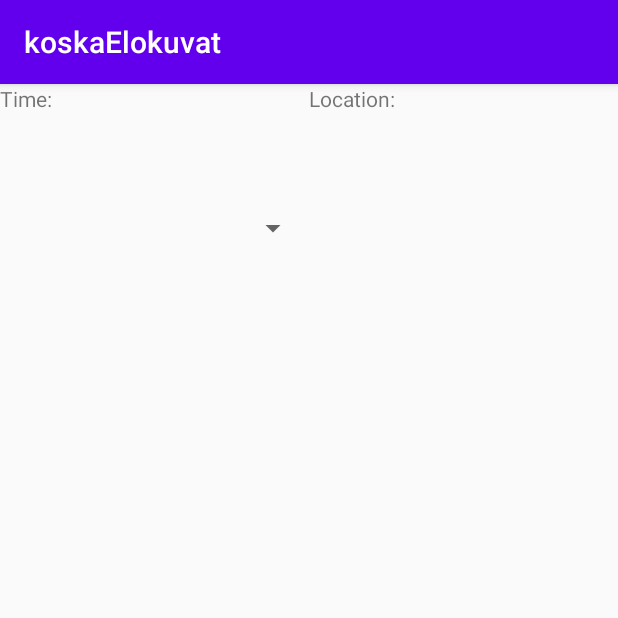
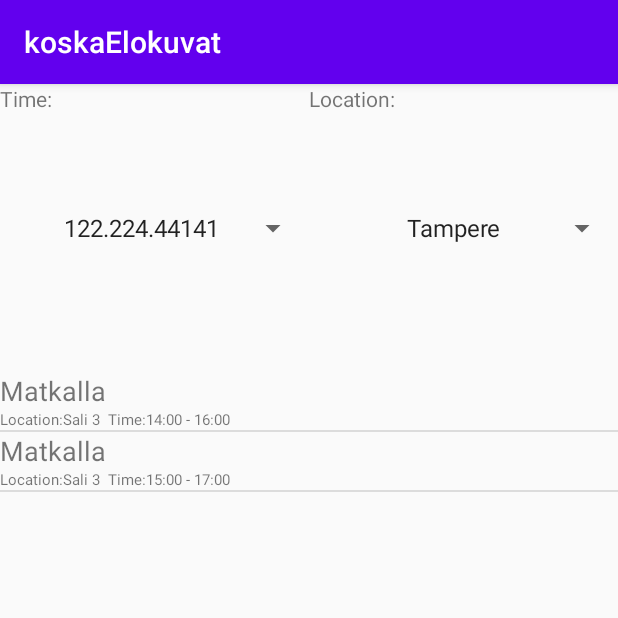
Before and after one commit to Jesse-Stenroth/koskaElokuvat, an Android app: the screen it shows after launch (MainActivity), on a phone screen of 412 x 824 dp, the top half of it. Run offline under Robolectric (Android 15) with nearby library versions, the phone set to English and light mode, and no system bars.

Commit message:
show layouts

```diff
--- a/app/src/main/AndroidManifest.xml
+++ b/app/src/main/AndroidManifest.xml
@@ -1,6 +1,8 @@
 <?xml version="1.0" encoding="utf-8"?>
 <manifest xmlns:android="http://schemas.android.com/apk/res/android"
     package="fi.jessestenroth.koskaelokuvat">
+
+    <uses-permission android:name="android.permission.INTERNET"/>
 
     <application
         android:allowBackup="true"
--- /dev/null
+++ b/app/src/main/java/fi/jessestenroth/koskaelokuvat/ShowTimeAdapter.java
@@ -0,0 +1,44 @@
+package fi.jessestenroth.koskaelokuvat;
+
+import android.content.Context;
+import android.view.LayoutInflater;
+import android.view.View;
+import android.view.ViewGroup;
+import android.widget.ArrayAdapter;
+import android.widget.ImageView;
+import android.widget.TextView;
+import java.util.ArrayList;
+import androidx.annotation.NonNull;
+import androidx.annotation.Nullable;
+
+public class ShowTimeAdapter extends ArrayAdapter<ShowTime> {
+
+    private Context mContext;
+    private ArrayList<ShowTime> l;
+
+    public ShowTimeAdapter(@NonNull Context context, ArrayList<ShowTime> list) {
+        super(context, 0 , list);
+        mContext = context;
+        l = list;
+    }
+    @NonNull
+    @Override
+    public View getView(int position, @Nullable View convertView, @NonNull ViewGroup parent) {
+        View listItem = convertView;
+        if(listItem == null) {
+            listItem = LayoutInflater.from(mContext).inflate(R.layout.list_item, parent, false);
+        }
+        ImageView image = (ImageView) listItem.findViewById(R.id.imageElement);
+        TextView title = (TextView) listItem.findViewById(R.id.title_item);
+        TextView location = (TextView) listItem.findViewById(R.id.location_item);
+        TextView aika = (TextView) listItem.findViewById(R.id.aika);
+        ImageView rating = (ImageView) listItem.findViewById(R.id.ratingImageItem);
+
+
+        title.setText(l.get(position).getTitle());
+        location.setText(l.get(position).getTheatreAndAuditorium());
+        aika.setText(l.get(position).getStart() +" - " + l.get(position).getEnd());
+
+        return listItem;
+    }
+}
--- a/app/src/main/java/fi/jessestenroth/koskaelokuvat/fragments/ListFragment.java
+++ b/app/src/main/java/fi/jessestenroth/koskaelokuvat/fragments/ListFragment.java
@@ -4,13 +4,27 @@ import android.os.Bundle;
 import android.view.LayoutInflater;
 import android.view.View;
 import android.view.ViewGroup;
+import android.widget.ListView;
+
+import java.util.ArrayList;
+import java.util.List;
 
 import androidx.fragment.app.Fragment;
 import fi.jessestenroth.koskaelokuvat.R;
+import fi.jessestenroth.koskaelokuvat.ShowTime;
+import fi.jessestenroth.koskaelokuvat.ShowTimeAdapter;
 
 public class ListFragment extends Fragment {
+    private ArrayList<ShowTime> l = new ArrayList<>();
     public View onCreateView(LayoutInflater inflater, ViewGroup container, Bundle savedInstanceBundle){
         View view = inflater.inflate(R.layout.list_fragment, container,false);
+        ListView lista = (ListView) view.findViewById(R.id.fullList);
+        List<String> kielet = new ArrayList<>();
+        kielet.add("Suomi");
+        kielet.add("Ruotsi");
+        l.add(new ShowTime(123, "fsf","14:00","16:00",13212, "Matkalla", "1233", "Sali 3", "Suomi", kielet, "fff"));
+        l.add(new ShowTime(122, "ff","15:00","17:00",13212, "Matkalla", "1233", "Sali 3", "Suomi", kielet, "fff"));
+        lista.setAdapter(new ShowTimeAdapter(getActivity(), l));
         return view;
     }
 }
--- a/app/src/main/java/fi/jessestenroth/koskaelokuvat/fragments/searchFragment.java
+++ b/app/src/main/java/fi/jessestenroth/koskaelokuvat/fragments/searchFragment.java
@@ -4,6 +4,10 @@ import android.os.Bundle;
 import android.view.LayoutInflater;
 import android.view.View;
 import android.view.ViewGroup;
+import android.widget.ArrayAdapter;
+import android.widget.Spinner;
+
+import java.util.ArrayList;
 
 import androidx.fragment.app.Fragment;
 import fi.jessestenroth.koskaelokuvat.R;
@@ -11,6 +15,22 @@ import fi.jessestenroth.koskaelokuvat.R;
 public class searchFragment extends Fragment {
     public View onCreateView(LayoutInflater inflater, ViewGroup container, Bundle savedInstanceBundle){
         View view = inflater.inflate(R.layout.search_fragment, container,false);
+        Spinner aikaa = (Spinner) view.findViewById(R.id.aikaSpinner);
+        Spinner paikkaa = (Spinner) view.findViewById(R.id.paikkaSpinner);
+        ArrayList<String> ajat = new ArrayList<>();
+        ArrayList<String> paikat = new ArrayList<>();
+        ajat.add("122.224.44141");
+        ajat.add("2.5.1234");
+        ajat.add("56.23.1345");
+        paikat.add("Tampere");
+        paikat.add("Helsinki");
+        paikat.add("Espoo");
+        ArrayAdapter<String> arrayAdapter = new ArrayAdapter<String>(getActivity(), android.R.layout.simple_spinner_item, ajat);
+        arrayAdapter.setDropDownViewResource(android.R.layout.simple_spinner_dropdown_item);
+        aikaa.setAdapter(arrayAdapter);
+        ArrayAdapter<String> arrayAdapter2 = new ArrayAdapter<String>(getActivity(), android.R.layout.simple_spinner_item, paikat);
+        arrayAdapter2.setDropDownViewResource(android.R.layout.simple_spinner_dropdown_item);
+        paikkaa.setAdapter(arrayAdapter2);
         return view;
     }
 }
--- a/app/src/main/res/layout/list_item.xml
+++ b/app/src/main/res/layout/list_item.xml
@@ -1,15 +1,17 @@
 <?xml version="1.0" encoding="utf-8"?>
 <LinearLayout xmlns:android="http://schemas.android.com/apk/res/android"
     android:layout_width="match_parent"
-    android:layout_height="match_parent"
+    android:layout_height="wrap_content"
     android:orientation="horizontal">
+
     <ImageView
+        android:id="@+id/imageElement"
+        android:layout_width="wrap_content"
+        android:layout_height="wrap_content" />
+
+    <LinearLayout
         android:layout_width="wrap_content"
         android:layout_height="wrap_content"
-        android:id="@+id/image"/>
-    <LinearLayout
-        android:layout_width="wrap_content"
-        android:layout_height="match_parent"
         android:orientation="vertical">
 
         <TextView
@@ -17,35 +19,41 @@
             android:layout_width="wrap_content"
             android:layout_height="wrap_content"
             android:textSize="18sp" />
+
         <LinearLayout
             android:layout_width="wrap_content"
             android:layout_height="wrap_content"
             android:orientation="horizontal">
+
             <TextView
                 android:layout_width="wrap_content"
                 android:layout_height="wrap_content"
                 android:text="@string/location"
-                android:textSize="10sp"/>
+                android:textSize="10sp" />
+
             <TextView
+                android:id="@+id/location_item"
                 android:layout_width="wrap_content"
                 android:layout_height="wrap_content"
-                android:id="@+id/location_item"
-                android:textSize="10sp"
-                android:layout_marginRight="5dp"/>
+                android:layout_marginRight="5dp"
+                android:textSize="10sp" />
+
             <TextView
                 android:layout_width="wrap_content"
                 android:layout_height="wrap_content"
                 android:text="@string/time"
-                android:textSize="10sp"/>
+                android:textSize="10sp" />
+
             <TextView
+                android:id="@+id/aika"
                 android:layout_width="wrap_content"
                 android:layout_height="wrap_content"
-                android:id="@+id/aika"
-                android:textSize="10sp"/>
+                android:textSize="10sp" />
         </LinearLayout>
     </LinearLayout>
+
     <ImageView
+        android:id="@+id/ratingImageItem"
         android:layout_width="wrap_content"
-        android:layout_height="wrap_content"
-        android:id="@+id/ratingImage"/>
+        android:layout_height="wrap_content" />
 </LinearLayout>
--- a/app/src/main/res/layout/search_fragment.xml
+++ b/app/src/main/res/layout/search_fragment.xml
@@ -13,7 +13,7 @@
             android:layout_height="match_parent"
             android:text="@string/time"/>
         <Spinner
-            android:id="@+id/aika"
+            android:id="@+id/aikaSpinner"
             android:layout_width="match_parent"
             android:layout_height="match_parent"/>
     </LinearLayout>
@@ -23,11 +23,11 @@
         android:layout_weight="0.5"
         android:orientation="horizontal">
         <TextView
-            android:layout_width="match_parent"
+            android:layout_width="wrap_content"
             android:layout_height="match_parent"
             android:text="@string/location"/>
     <Spinner
-        android:id="@+id/paikka"
+        android:id="@+id/paikkaSpinner"
         android:layout_width="match_parent"
         android:layout_height="match_parent"/>
     </LinearLayout>
```
Also changed, not shown: app/src/main/java/fi/jessestenroth/koskaelokuvat/fragments/infoFragment.java (+30 -0 lines).
